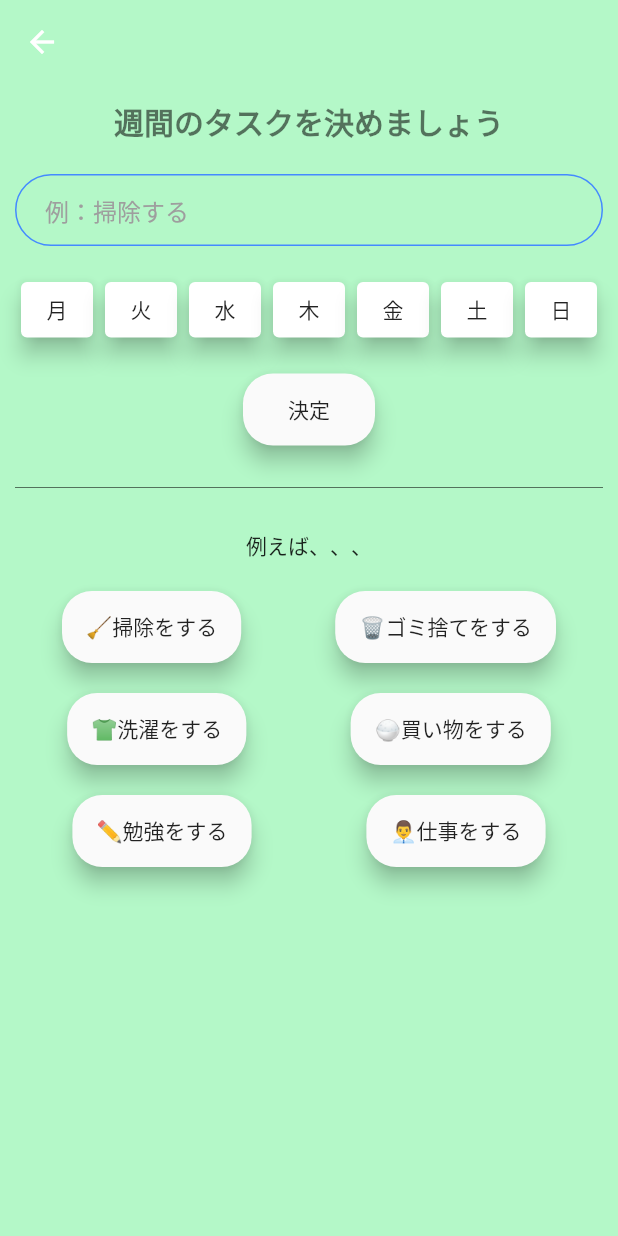
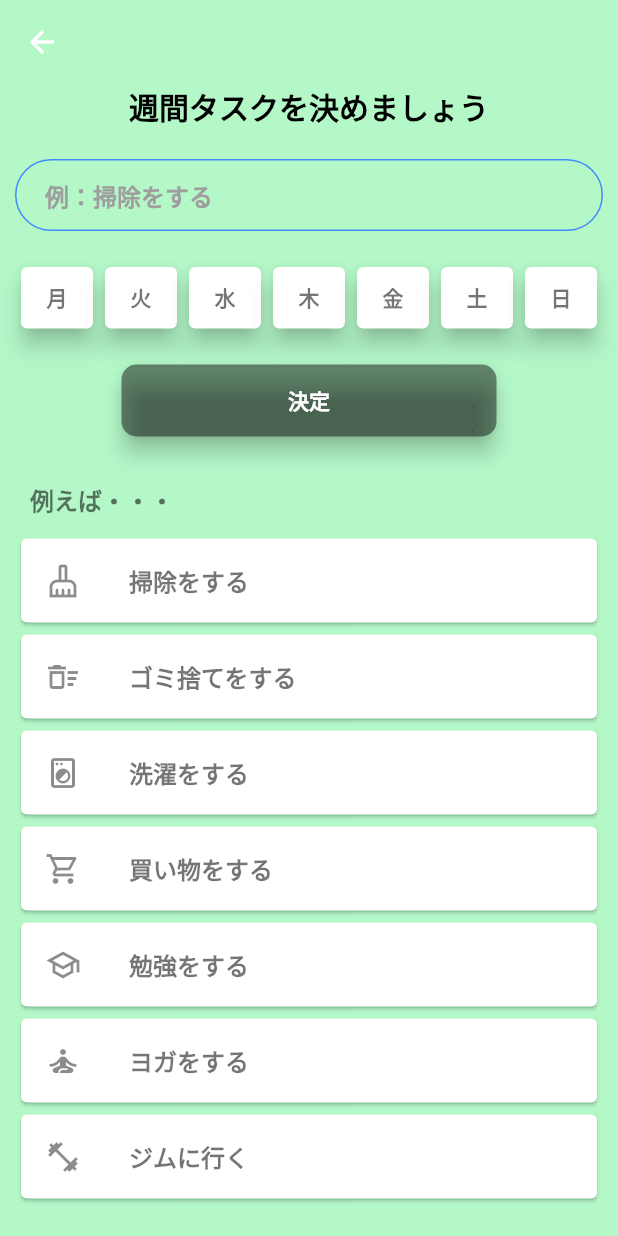
Before and after one commit to yokoi-keishi/weekly_manage_me, a Flutter app: the screen it shows after launch, after a tap on the "add" icon, on a phone screen of 412 x 824 dp. Run offline on Flutter 3.47's test engine with Material 2 defaults, Android fonts, the phone set to English and light mode, and no system bars; our stand-ins replace audioplayers, awesome_dialog, badges, date_picker_timeline, flutter_local_notifications, flutter_riverpod and 3 more; missing offline and left inert: flutter_app_badger; accounts and stored records are empty; generated files the repository leaves out were written again.

Commit message:
Added badge status manager and changed for all UI.

```diff
--- a/lib/constants.dart
+++ b/lib/constants.dart
@@ -9,6 +9,9 @@ const Color wednesdayColor = Color(0xffFBE7C6);
 const Color thursdayColor = Color(0xffFFAEBC);
 const Color fridayColor = Color(0xffA0E7E5);
 const Color saturdayColor = Color(0xffB4F8C8);
+
+const TextStyle kSimpleTextStyle =
+    TextStyle(fontWeight: FontWeight.bold, color: Colors.black54);
 
 const kTextFieldDecoration = InputDecoration(
   hintStyle: TextStyle(color: Colors.grey),
--- a/lib/main.dart
+++ b/lib/main.dart
@@ -1,6 +1,5 @@
 import 'package:flutter/material.dart';
 import 'package:weekly_manage_me/models/date_manager.dart';
-import 'package:weekly_manage_me/models/navigation_manager.dart';
 import 'package:weekly_manage_me/models/task.dart';
 import 'package:weekly_manage_me/models/task_manager.dart';
 import 'package:weekly_manage_me/models/todo.dart';
@@ -36,7 +35,6 @@ void main() async {
 final taskProvider = ChangeNotifierProvider((ref) => TaskManager());
 final todoProvider = ChangeNotifierProvider((ref) => TodoManager());
 final dateProvider = ChangeNotifierProvider((ref) => DateManager());
-final navigationProvider = ChangeNotifierProvider((ref) => NavigationManager());
 final settingProvider = ChangeNotifierProvider((ref) => SettingManager());
 
 class MyApp extends StatelessWidget {
--- a/lib/models/todo_manager.dart
+++ b/lib/models/todo_manager.dart
@@ -5,6 +5,13 @@ import 'todo.dart';
 
 class TodoManager extends ChangeNotifier {
   final Box<Todo> todoBox = Hive.box<Todo>('todo');
+
+  List<int> badgeCount() {
+    return todoBox.keys
+        .cast<int>()
+        .where((element) => todoBox.get(element)!.complete == false)
+        .toList();
+  }
 
   Todo? getTodo(int index) {
     return todoBox.getAt(index);
@@ -25,4 +32,13 @@ class TodoManager extends ChangeNotifier {
     await todoBox.putAt(todoNumber, todo);
     notifyListeners();
   }
+
+  // void todoBadgeStatusChange() {
+  //   _badgeCount = todoBox.keys
+  //       .cast<int>()
+  //       .where((element) => todoBox.get(element)!.complete == false)
+  //       .toList();
+  //   print(_badgeCount.length);
+  //   notifyListeners();
+  // }
 }
--- a/lib/screens/add_task_screen.dart
+++ b/lib/screens/add_task_screen.dart
@@ -1,5 +1,6 @@
 import 'package:flutter/cupertino.dart';
 import 'package:flutter/material.dart';
+import 'package:flutter/painting.dart';
 import 'package:flutter_riverpod/flutter_riverpod.dart';
 import 'package:weekly_manage_me/main.dart';
 import 'package:weekly_manage_me/models/notification_manager.dart';
@@ -25,6 +26,24 @@ class AddTaskScreen extends ConsumerWidget {
     return weekContainers;
   }
 
+  Map cards = {
+    0: {'title': '掃除をする', 'icon': const Icon(Icons.cleaning_services_outlined)},
+    1: {'title': 'ゴミ捨てをする', 'icon': const Icon(Icons.delete_sweep_outlined)},
+    2: {
+      'title': '洗濯をする',
+      'icon': const Icon(Icons.local_laundry_service_outlined)
+    },
+    3: {'title': '買い物をする', 'icon': const Icon(Icons.shopping_cart_outlined)},
+    4: {'title': '勉強をする', 'icon': const Icon(Icons.school_outlined)},
+    5: {'title': 'ヨガをする', 'icon': const Icon(Icons.self_improvement_outlined)},
+    6: {'title': 'ジムに行く', 'icon': const Icon(Icons.fitness_center_outlined)},
+  };
+
+  void supportTitleButtonMethod(String text, ScopedReader watch) {
+    textEditingController.text = text;
+    watch(taskProvider).changeTaskString(textEditingController.text);
+  }
+
   @override
   Widget build(BuildContext context, ScopedReader watch) {
     final GlobalKey<ScaffoldState> _scaffoldKey = GlobalKey<ScaffoldState>();
@@ -36,24 +55,19 @@ class AddTaskScreen extends ConsumerWidget {
         elevation: 0,
       ),
       backgroundColor: watch(dateProvider).changeColor(),
-      body: SingleChildScrollView(
-        physics: const ScrollPhysics(),
-        child: Padding(
-          padding: const EdgeInsets.all(kPadding),
-          child: Column(
-            mainAxisAlignment: MainAxisAlignment.center,
-            children: [
+      body: Padding(
+        padding: const EdgeInsets.symmetric(horizontal: kPadding),
+        child: Column(mainAxisAlignment: MainAxisAlignment.center, children: [
           Text(
-                '週間のタスクを決めましょう',
+            '週間タスクを決めましょう',
             style: const TextStyle(
-                    fontSize: 20,
-                    fontWeight: FontWeight.bold,
-                    color: Colors.black54),
+                fontSize: 20, fontWeight: FontWeight.bold, color: Colors.black),
           ),
           const SizedBox(height: 20),
           TextField(
+            style: kSimpleTextStyle,
             controller: textEditingController,
-                decoration: kTextFieldDecoration.copyWith(hintText: '例：掃除する'),
+            decoration: kTextFieldDecoration.copyWith(hintText: '例：掃除をする'),
             onChanged: (value) {
               watch(taskProvider).changeTaskString(value);
             },
@@ -62,12 +76,20 @@ class AddTaskScreen extends ConsumerWidget {
           Row(children: weekSelection()),
           const SizedBox(height: 20),
           Material(
+            color: Colors.black45,
             elevation: 6.0,
-                borderRadius: BorderRadius.circular(20),
+            borderRadius: BorderRadius.circular(10),
             child: MaterialButton(
-                  child: const Text('決定'),
+              minWidth: 250,
+              child: const Text(
+                '決定',
+                style:
+                    TextStyle(color: Colors.white, fontWeight: FontWeight.bold),
+              ),
               onPressed: () {
-                    if (context.read(taskProvider).taskString == null) return;
+                if (context.read(taskProvider).taskString == null) {
+                  return;
+                }
                 final taskManager = TaskManager();
                 for (int weekday in watch(taskProvider).selectedWeekList) {
                   taskManager.addTask(Task(
@@ -76,6 +98,7 @@ class AddTaskScreen extends ConsumerWidget {
                 }
                 watch(taskProvider).changePush(false);
                 watch(taskProvider).clearWeekList();
+                taskManager.iconBadgeUpdateAction();
                 Navigator.pop(context);
                 textEditingController.clear();
                 // notification setting
@@ -85,82 +108,37 @@ class AddTaskScreen extends ConsumerWidget {
             ),
           ),
           const SizedBox(height: 20),
-              Divider(
-                color: Colors.black54,
-              ),
-              const SizedBox(height: 20),
-              Text('例えば、、、'),
-              const SizedBox(height: 20),
-              Column(children: [
-                Row(
-                  mainAxisAlignment: MainAxisAlignment.spaceAround,
-                  children: [
-                    SupportTitleButton(
-                      textString: '🧹掃除をする',
-                      onPressed: () {
-                        textEditingController.text = '掃除をする';
-                        watch(taskProvider)
-                            .changeTaskString(textEditingController.text);
-                      },
-                    ),
-                    SupportTitleButton(
-                      textString: '🗑ゴミ捨てをする',
-                      onPressed: () {
-                        textEditingController.text = 'ゴミ捨てをする';
-                        watch(taskProvider)
-                            .changeTaskString(textEditingController.text);
-                      },
-                    ),
-                  ],
-                ),
-                const SizedBox(height: 20),
-                Row(
-                  mainAxisAlignment: MainAxisAlignment.spaceAround,
-                  children: [
-                    SupportTitleButton(
-                      textString: '👕洗濯をする',
-                      onPressed: () {
-                        textEditingController.text = '洗濯をする';
-                        watch(taskProvider)
-                            .changeTaskString(textEditingController.text);
-                      },
-                    ),
-                    SupportTitleButton(
-                      textString: '🍚買い物をする',
-                      onPressed: () {
-                        textEditingController.text = '買い物をする';
-                        watch(taskProvider)
-                            .changeTaskString(textEditingController.text);
-                      },
-                    ),
-                  ],
-                ),
-                const SizedBox(height: 20),
-                Row(
-                  mainAxisAlignment: MainAxisAlignment.spaceAround,
-                  children: [
-                    SupportTitleButton(
-                      textString: '✏️勉強をする',
-                      onPressed: () {
-                        textEditingController.text = '勉強をする';
-                        watch(taskProvider)
-                            .changeTaskString(textEditingController.text);
-                      },
-                    ),
-                    SupportTitleButton(
-                      textString: '👨‍💼仕事をする',
-                      onPressed: () {
-                        textEditingController.text = '仕事をする';
-                        watch(taskProvider)
-                            .changeTaskString(textEditingController.text);
-                      },
-                    ),
-                  ],
-                ),
-              ])
-            ],
+          Container(
+            padding: EdgeInsets.all(kPadding),
+            alignment: Alignment.centerLeft,
+            child: Text(
+              '例えば・・・',
+              style: kSimpleTextStyle.copyWith(fontSize: 16),
             ),
           ),
+          Expanded(
+            child: SingleChildScrollView(
+              child: ListView.builder(
+                  shrinkWrap: true,
+                  physics: const NeverScrollableScrollPhysics(),
+                  itemCount: cards.length,
+                  itemBuilder: (context, index) {
+                    var card = cards[index];
+                    if (card != null) {
+                      return SupportTitleCard(
+                          icon: card['icon'] as Icon,
+                          onPressed: () {
+                            supportTitleButtonMethod(
+                                card['title'] as String, watch);
+                          },
+                          textString: card['title'] as String);
+                    } else {
+                      return Text('no view');
+                    }
+                  }),
+            ),
+          ),
+        ]),
       ),
     );
   }
@@ -178,10 +156,7 @@ class WeeklyContainer extends ConsumerWidget {
     return Expanded(
       child: InkWell(
           onTap: () {
-            print(weeklyCount);
             watch(taskProvider).selectWeeklyTask(weeklyCount);
-            print(context.read(taskProvider).sendWeeklyStatus(weeklyCount));
-            print(context.read(taskProvider).selectedWeekList);
           },
           child: Card(
             color: watch(taskProvider).sendWeeklyStatus(weeklyCount)
@@ -189,32 +164,45 @@ class WeeklyContainer extends ConsumerWidget {
                 : Colors.white,
             elevation: 6.0,
             child: Padding(
-              padding: const EdgeInsets.all(8.0),
-              child: Center(child: Text(weeklyString)),
+              padding: const EdgeInsets.all(kPadding),
+              child: Center(
+                  child: Text(
+                weeklyString,
+                style: kSimpleTextStyle.copyWith(
+                    color: watch(taskProvider).sendWeeklyStatus(weeklyCount)
+                        ? Colors.white
+                        : Colors.black54),
+              )),
             ),
           )),
     );
   }
 }
 
-class SupportTitleButton extends StatelessWidget {
-  const SupportTitleButton({
+class SupportTitleCard extends StatelessWidget {
+  const SupportTitleCard({
     Key? key,
+    required this.icon,
+    required this.onPressed,
     required this.textString,
-    required this.onPressed,
   }) : super(key: key);
 
+  final Icon icon;
   final String textString;
   final Function() onPressed;
 
   @override
   Widget build(BuildContext context) {
-    return Material(
-      elevation: 6.0,
-      borderRadius: BorderRadius.circular(20),
-      child: MaterialButton(
-        child: Text(textString),
-        onPressed: onPressed,
+    return InkWell(
+      onTap: onPressed,
+      child: Card(
+        child: ListTile(
+          leading: icon,
+          title: Text(
+            textString,
+            style: kSimpleTextStyle,
+          ),
+        ),
       ),
     );
   }
--- a/lib/screens/home_screen.dart
+++ b/lib/screens/home_screen.dart
@@ -2,11 +2,12 @@ import 'package:flutter/cupertino.dart';
 import 'package:flutter/material.dart';
 import 'package:flutter/painting.dart';
 import 'package:weekly_manage_me/models/notification_manager.dart';
+import 'package:weekly_manage_me/models/task_manager.dart';
+import 'package:weekly_manage_me/models/todo_manager.dart';
 import 'package:weekly_manage_me/screens/setting_screen.dart';
 import 'package:weekly_manage_me/screens/todo_screen.dart';
 import 'package:weekly_manage_me/widgets/home_widgets/date_picker_time_line.dart';
 import 'package:badges/badges.dart';
-import 'package:flutter_app_badger/flutter_app_badger.dart';
 
 import 'package:weekly_manage_me/widgets/home_widgets/home_main_screen.dart';
 
@@ -31,25 +32,9 @@ class HomeScreen extends ConsumerWidget {
   @override
   Widget build(BuildContext context, ScopedReader watch) {
     // todos count badge
-    List<int> badgeCount = watch(todoProvider)
-        .todoBox
-        .keys
-        .cast<int>()
-        .where((element) =>
-            watch(todoProvider).todoBox.get(element)!.complete == false)
-        .toList();
-
-    // icon badge
-    List<int> appIconBadgeCount = [];
-    appIconBadgeCount = watch(taskProvider)
-        .taskBox
-        .keys
-        .cast<int>()
-        .where((element) =>
-            watch(taskProvider).taskBox.get(element)!.weekly ==
-            DateTime.now().weekday)
-        .toList();
-    FlutterAppBadger.updateBadgeCount(appIconBadgeCount.length);
+    var todoManager = TodoManager();
+    var taskManager = TaskManager();
+    taskManager.iconBadgeUpdateAction();
 
     return Scaffold(
       floatingActionButton: FloatingActionButton(
@@ -75,9 +60,12 @@ class HomeScreen extends ConsumerWidget {
                     crossAxisAlignment: CrossAxisAlignment.start,
                     children: [
                       const Text(
-                        'Hello, Keishi',
+                        'Memorun',
                         style: TextStyle(
-                            fontSize: 30, fontWeight: FontWeight.bold),
+                            fontSize: 35,
+                            fontWeight: FontWeight.bold,
+                            fontFamily: 'Pacifico',
+                            color: Colors.black),
                       ),
                       Text(
                         '${watch(dateProvider).sendWeekly()}曜日のタスク',
@@ -88,24 +76,25 @@ class HomeScreen extends ConsumerWidget {
                   ),
                   Row(
                     children: [
-                      IconButton(
-                        icon: const Icon(Icons.settings),
-                        onPressed: () {
-                          Navigator.push(
-                              context,
-                              MaterialPageRoute(
-                                  builder: (context) => SettingScreen()));
-                        },
-                      ),
+                      // IconButton(
+                      //   icon: const Icon(Icons.settings),
+                      //   onPressed: () {
+                      //     Navigator.push(
+                      //         context,
+                      //         MaterialPageRoute(
+                      //             builder: (context) => SettingScreen()));
+                      //   },
+                      // ),
                       Badge(
                         position: BadgePosition.topEnd(top: -3, end: -3),
-                        badgeContent: badgeCount.length != 0
+                        badgeContent: todoManager.badgeCount().isNotEmpty
                             ? Text(
-                                badgeCount.length.toString(),
+                                todoManager.badgeCount().length.toString(),
                                 style: TextStyle(color: Colors.white),
                               )
                             : null,
-                        showBadge: badgeCount.length != 0 ? true : false,
+                        showBadge:
+                            todoManager.badgeCount().isNotEmpty ? true : false,
                         child: IconButton(
                             onPressed: () {
                               Navigator.push(
--- a/lib/widgets/home_widgets/date_picker_time_line.dart
+++ b/lib/widgets/home_widgets/date_picker_time_line.dart
@@ -12,7 +12,6 @@ DatePicker datePickerTimeLine(BuildContext context, ScopedReader watch) {
     daysCount: 7,
     onDateChange: (date) {
       watch(dateProvider).changeDate(date);
-      print(context.read(dateProvider).selectedDate.weekday);
     },
   );
 }
```
Also changed, not shown: lib/models/navigation_manager.dart (deleted, +0 -13 lines), lib/models/setting_manager.dart (+7 -0 lines), lib/models/task_manager.dart (+39 -0 lines), lib/screens/setting_screen.dart (+7 -2 lines), lib/widgets/home_widgets/weekly_card.dart (+10 -13 lines), pubspec.yaml (+5 -4 lines), fonts/Pacifico-Regular.ttf (added), pubspec.lock. Lines whose indentation alone changed are shown as unchanged.
